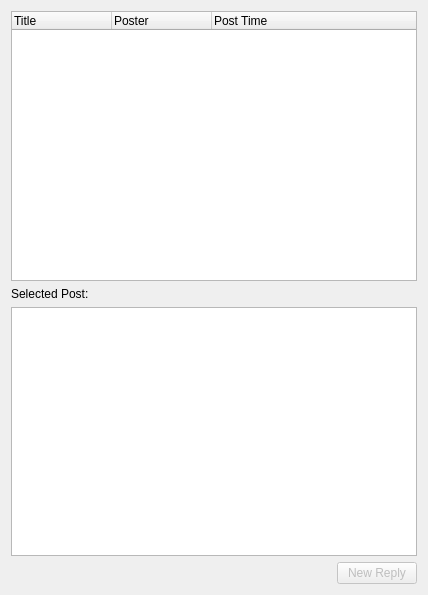
Before: the Qt Designer form ui/ForumTreeForm.ui in dmzdev/stance, drawn with Qt 5.
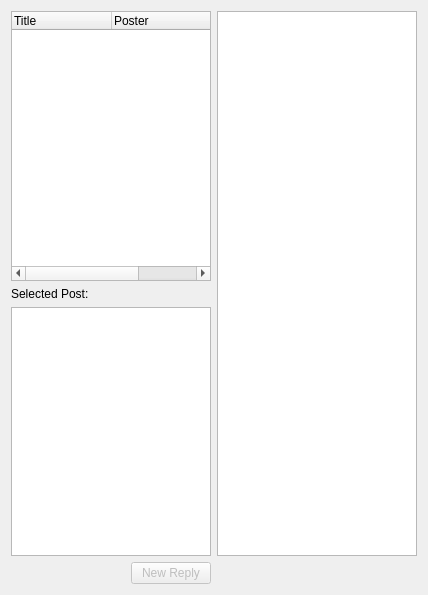
After: the same form once the commit is applied.

Commit message: upgrading forum look and feel

```diff
--- a/ui/ForumTreeForm.ui
+++ b/ui/ForumTreeForm.ui
@@ -13,8 +13,8 @@
   <property name="windowTitle">
    <string>Form</string>
   </property>
-  <layout class="QVBoxLayout" name="verticalLayout">
-   <item>
+  <layout class="QGridLayout" name="gridLayout">
+   <item row="0" column="0">
     <widget class="QTreeWidget" name="treeWidget">
      <property name="alternatingRowColors">
       <bool>true</bool>
@@ -51,7 +51,10 @@
      </column>
     </widget>
    </item>
-   <item>
+   <item row="0" column="1" rowspan="2">
+    <widget class="QGraphicsView" name="forumGraphicsView"/>
+   </item>
+   <item row="1" column="0">
     <layout class="QHBoxLayout" name="horizontalLayout_2">
      <item>
       <layout class="QVBoxLayout" name="verticalLayout_3">
@@ -69,7 +72,7 @@
      </item>
     </layout>
    </item>
-   <item>
+   <item row="2" column="0">
     <layout class="QHBoxLayout" name="horizontalLayout">
      <item>
       <spacer name="horizontalSpacer">
```
The commit also changes 5 other files.
